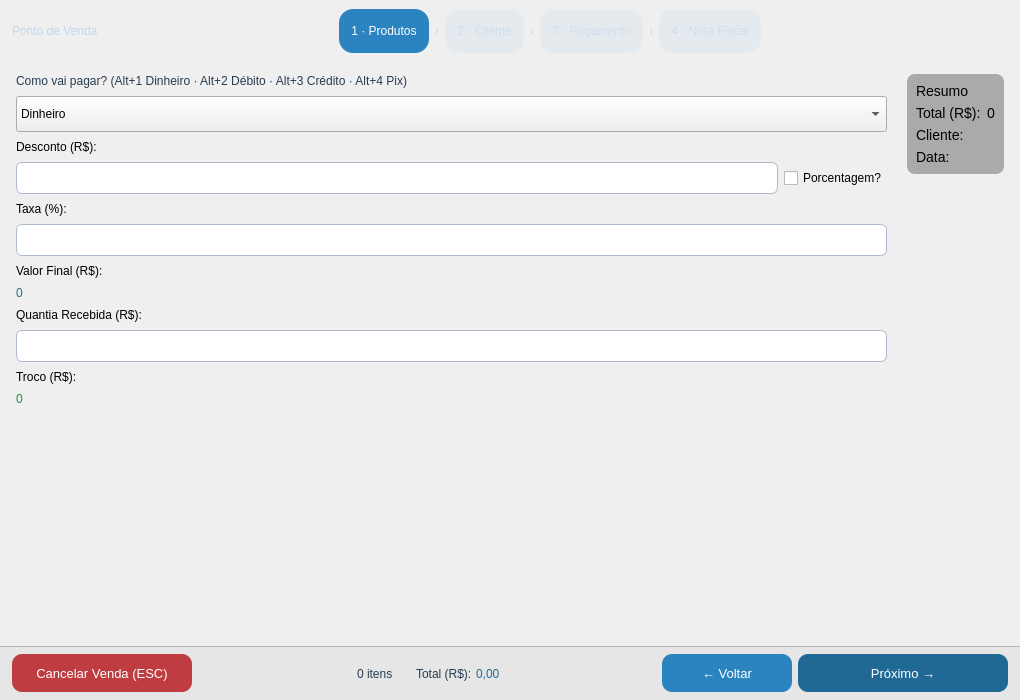
The window that src/venda.ui (rayansl0302/QEstoqueLoja) describes before a commit, drawn with Qt 5.
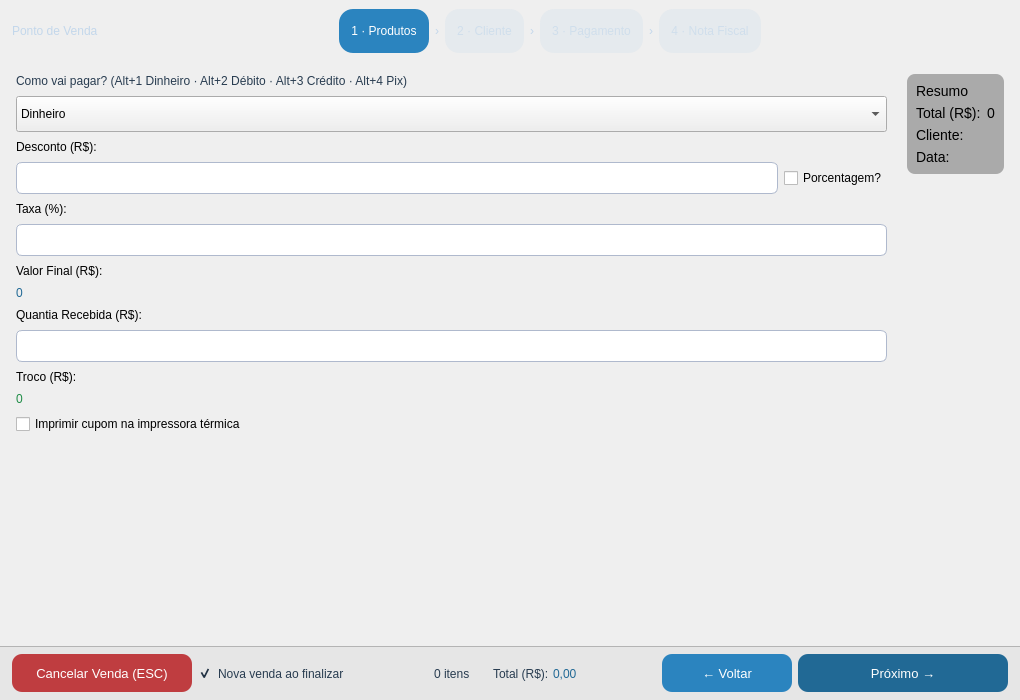
The same window after the commit. Icons and pictures are not drawn. Custom widgets are drawn as their Qt base class.

Commit message: Venda contínua no PDV e opção de imprimir cupom na térmica

The edit to the form file:
```diff
--- a/src/venda.ui
+++ b/src/venda.ui
@@ -962,6 +962,17 @@
            </property>
           </widget>
          </item>
+         <item>
+          <widget class="QCheckBox" name="CheckImprimirCupomPag">
+           <property name="text">
+            <string>Imprimir cupom na impressora térmica</string>
+           </property>
+           <property name="icon">
+            <iconset resource="../Imagens/recursosImg.qrc">
+             <normaloff>:/QEstoqueLOja/document-print.svg</normaloff>:/QEstoqueLOja/document-print.svg</iconset>
+           </property>
+          </widget>
+         </item>
          <item>
           <spacer>
            <property name="orientation">
@@ -1347,6 +1358,19 @@
         </property>
        </widget>
       </item>
+      <item>
+       <widget class="QCheckBox" name="Chk_NovaVenda">
+        <property name="styleSheet">
+         <string notr="true">font: 700 9pt &quot;Segoe UI&quot;; color: rgb(40,60,80); background-color: transparent; border: none;</string>
+        </property>
+        <property name="text">
+         <string>Nova venda ao finalizar</string>
+        </property>
+        <property name="checked">
+         <bool>true</bool>
+        </property>
+       </widget>
+      </item>
       <item>
        <spacer>
         <property name="orientation">
```
The commit also changes 2 other files.
